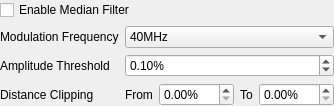
ImagingTools/IAcf, file Include/iqtswr/CSwissRangerParamsGuiComp.ui: the form before one commit.
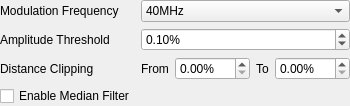
The form after the commit.

Commit message: Work on swiss ranger components continued...

```diff
--- a/Include/iqtswr/CSwissRangerParamsGuiComp.ui
+++ b/Include/iqtswr/CSwissRangerParamsGuiComp.ui
@@ -5,7 +5,7 @@
    <rect>
     <x>0</x>
     <y>0</y>
-    <width>307</width>
+    <width>321</width>
     <height>105</height>
    </rect>
   </property>
@@ -16,13 +16,6 @@
    <property name="margin" >
     <number>0</number>
    </property>
-   <item row="0" column="0" colspan="2" >
-    <widget class="QCheckBox" name="MedianFilterCheck" >
-     <property name="text" >
-      <string>Enable Median Filter</string>
-     </property>
-    </widget>
-   </item>
    <item row="1" column="0" >
     <widget class="QLabel" name="label_2" >
      <property name="text" >
@@ -161,7 +154,7 @@
      </item>
     </layout>
    </item>
-   <item row="4" column="0" colspan="2" >
+   <item row="5" column="0" colspan="2" >
     <spacer name="verticalSpacer" >
      <property name="orientation" >
       <enum>Qt::Vertical</enum>
@@ -174,6 +167,13 @@
      </property>
     </spacer>
    </item>
+   <item row="4" column="0" >
+    <widget class="QCheckBox" name="MedianFilterCheck" >
+     <property name="text" >
+      <string>Enable Median Filter</string>
+     </property>
+    </widget>
+   </item>
   </layout>
  </widget>
  <resources/>
```
The commit also changes 23 other files.
